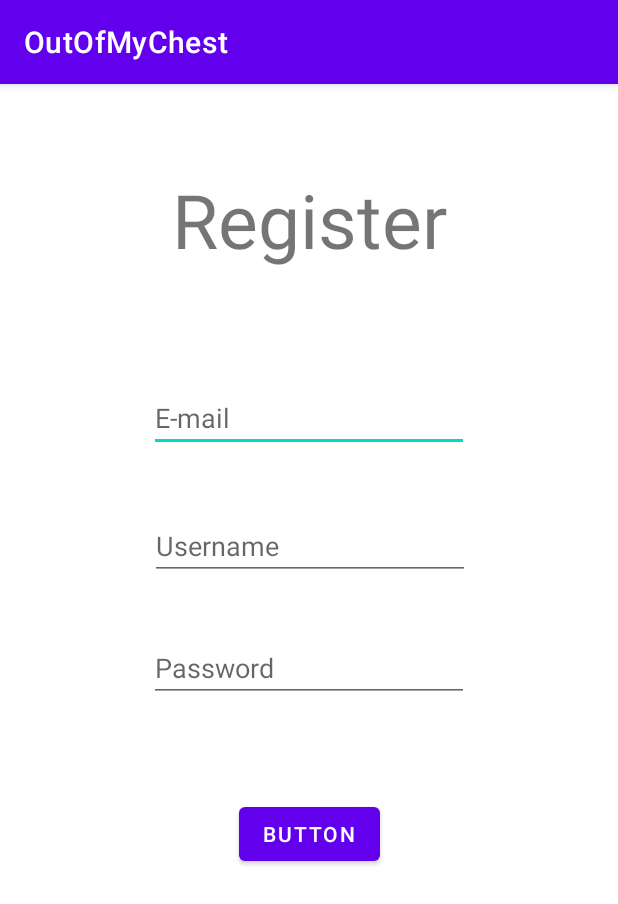
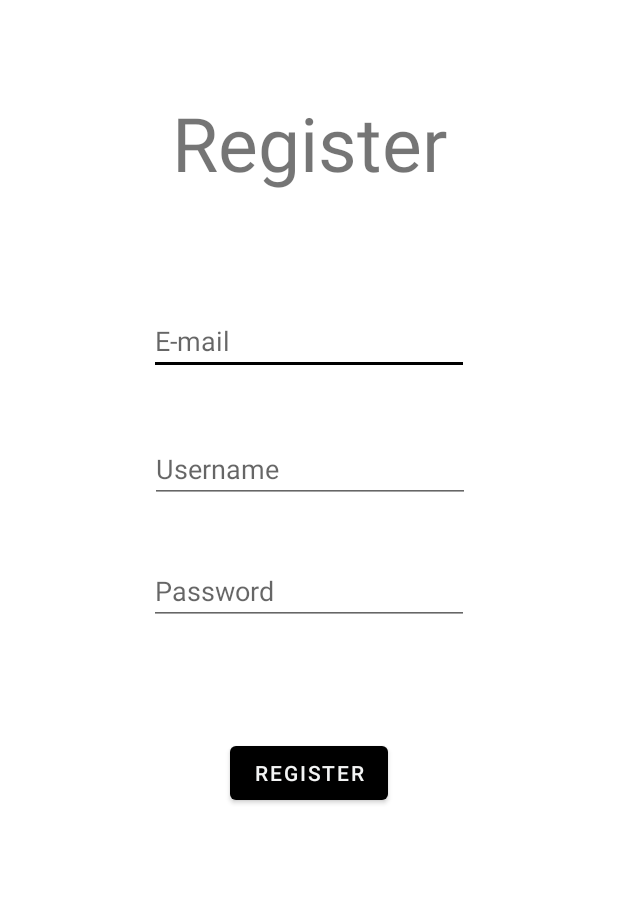
Before and after one commit to alejandrodapenasanz/OutOfMyChest, an Android app: the screen it shows after launch (userRegister), after a tap on "REGISTER", on a phone screen of 412 x 824 dp. Shown: the top 904 px of the screen. Run offline under Robolectric (Android 15) with nearby library versions, the phone set to English and light mode, and no system bars; our stand-ins replace Firebase (no records; nobody signed in at launch, a user with empty details on screens opened directly).

Commit message:
User can register and login

```diff
--- a/app/src/main/AndroidManifest.xml
+++ b/app/src/main/AndroidManifest.xml
@@ -9,7 +9,8 @@
         android:roundIcon="@mipmap/ic_launcher_round"
         android:supportsRtl="true"
         android:theme="@style/Theme.OutOfMyChest">
-        <activity android:name=".userRegister"></activity>
+        <activity android:name=".userLogin"></activity>
+        <activity android:name=".userRegister" />
         <activity android:name=".MainActivity">
             <intent-filter>
                 <action android:name="android.intent.action.MAIN" />
--- a/app/src/main/java/com/androidpprog2/outofmychest/MainActivity.java
+++ b/app/src/main/java/com/androidpprog2/outofmychest/MainActivity.java
@@ -8,18 +8,25 @@ import android.view.View;
 import android.widget.Button;
 
 public class MainActivity extends AppCompatActivity {
-    private Button btn_register;
+    private Button btn_register,btn_login;
     @Override
     protected void onCreate(Bundle savedInstanceState) {
         super.onCreate(savedInstanceState);
         setContentView(R.layout.activity_main);
 
         btn_register = (Button) findViewById(R.id.main_btn_Register);
+        btn_login = (Button)findViewById(R.id.main_btb_Login);
 
         btn_register.setOnClickListener(new View.OnClickListener() {
             @Override
             public void onClick(View v) {
                 openRegister();
+            }
+        });
+        btn_login.setOnClickListener(new View.OnClickListener() {
+            @Override
+            public void onClick(View v) {
+                openLogin();
             }
         });
     }
@@ -28,4 +35,9 @@ public class MainActivity extends AppCompatActivity {
         Intent intent = new Intent(this, userRegister.class);
         MainActivity.this.startActivity(intent);
     }
+
+    private void openLogin(){
+        Intent intent = new Intent(this, userLogin.class);
+        MainActivity.this.startActivity(intent);
+    }
 }
--- a/app/src/main/res/layout/activity_user_register.xml
+++ b/app/src/main/res/layout/activity_user_register.xml
@@ -4,6 +4,7 @@
     xmlns:tools="http://schemas.android.com/tools"
     android:layout_width="match_parent"
     android:layout_height="match_parent"
+    android:foregroundTint="#FFFFFF"
     tools:context=".userRegister">
 
     <TextView
@@ -50,7 +51,7 @@
         android:layout_marginTop="36dp"
         android:ems="10"
         android:hint="Password"
-        android:inputType="textPersonName"
+        android:inputType="textPassword"
         app:layout_constraintEnd_toEndOf="parent"
         app:layout_constraintStart_toStartOf="parent"
         app:layout_constraintTop_toBottomOf="@+id/registerUsername" />
@@ -59,10 +60,26 @@
         android:id="@+id/register_btn_Register"
         android:layout_width="wrap_content"
         android:layout_height="wrap_content"
-        android:text="Button"
+        android:foregroundTint="@color/white"
+        android:text="Register"
+        android:textColor="#F3F4F4"
+        app:iconTint="@color/white"
         app:layout_constraintBottom_toBottomOf="parent"
         app:layout_constraintEnd_toEndOf="parent"
         app:layout_constraintStart_toStartOf="parent"
         app:layout_constraintTop_toBottomOf="@+id/registerPassword"
-        app:layout_constraintVertical_bias="0.207" />
+        app:layout_constraintVertical_bias="0.207"
+        app:rippleColor="@color/white"
+        app:strokeColor="@color/white" />
+
+    <ProgressBar
+        android:id="@+id/registerProgressBar"
+        style="?android:attr/progressBarStyle"
+        android:layout_width="wrap_content"
+        android:layout_height="wrap_content"
+        android:visibility="gone"
+        app:layout_constraintBottom_toBottomOf="parent"
+        app:layout_constraintEnd_toEndOf="parent"
+        app:layout_constraintStart_toStartOf="parent"
+        app:layout_constraintTop_toTopOf="parent" />
 </androidx.constraintlayout.widget.ConstraintLayout>
--- a/app/src/main/res/values-night/themes.xml
+++ b/app/src/main/res/values-night/themes.xml
@@ -1,13 +1,13 @@
 <resources xmlns:tools="http://schemas.android.com/tools">
     <!-- Base application theme. -->
-    <style name="Theme.OutOfMyChest" parent="Theme.MaterialComponents.DayNight.DarkActionBar">
+    <style name="Theme.OutOfMyChest" parent="Theme.MaterialComponents.DayNight.NoActionBar">
         <!-- Primary brand color. -->
-        <item name="colorPrimary">@color/purple_200</item>
-        <item name="colorPrimaryVariant">@color/purple_700</item>
+        <item name="colorPrimary">@color/black</item>
+        <item name="colorPrimaryVariant">@color/black</item>
         <item name="colorOnPrimary">@color/black</item>
         <!-- Secondary brand color. -->
-        <item name="colorSecondary">@color/teal_200</item>
-        <item name="colorSecondaryVariant">@color/teal_200</item>
+        <item name="colorSecondary">@color/black</item>
+        <item name="colorSecondaryVariant">@color/black</item>
         <item name="colorOnSecondary">@color/black</item>
         <!-- Status bar color. -->
         <item name="android:statusBarColor" tools:targetApi="l">?attr/colorPrimaryVariant</item>
--- a/app/src/main/res/values/themes.xml
+++ b/app/src/main/res/values/themes.xml
@@ -1,13 +1,13 @@
 <resources xmlns:tools="http://schemas.android.com/tools">
     <!-- Base application theme. -->
-    <style name="Theme.OutOfMyChest" parent="Theme.MaterialComponents.DayNight.DarkActionBar">
+    <style name="Theme.OutOfMyChest" parent="Theme.MaterialComponents.DayNight.NoActionBar">
         <!-- Primary brand color. -->
-        <item name="colorPrimary">@color/purple_500</item>
-        <item name="colorPrimaryVariant">@color/purple_700</item>
-        <item name="colorOnPrimary">@color/white</item>
+        <item name="colorPrimary">@color/black</item>
+        <item name="colorPrimaryVariant">@color/black</item>
+        <item name="colorOnPrimary">@color/black</item>
         <!-- Secondary brand color. -->
-        <item name="colorSecondary">@color/teal_200</item>
-        <item name="colorSecondaryVariant">@color/teal_700</item>
+        <item name="colorSecondary">@color/black</item>
+        <item name="colorSecondaryVariant">@color/black</item>
         <item name="colorOnSecondary">@color/black</item>
         <!-- Status bar color. -->
         <item name="android:statusBarColor" tools:targetApi="l">?attr/colorPrimaryVariant</item>
```
Also changed, not shown: app/src/main/java/com/androidpprog2/outofmychest/userLogin.java (added, +85 -0 lines), app/src/main/java/com/androidpprog2/outofmychest/userRegister.java (+32 -7 lines), app/src/main/res/layout/activity_main.xml (+13 -0 lines), app/src/main/res/layout/activity_user_login.xml (added, +63 -0 lines).
